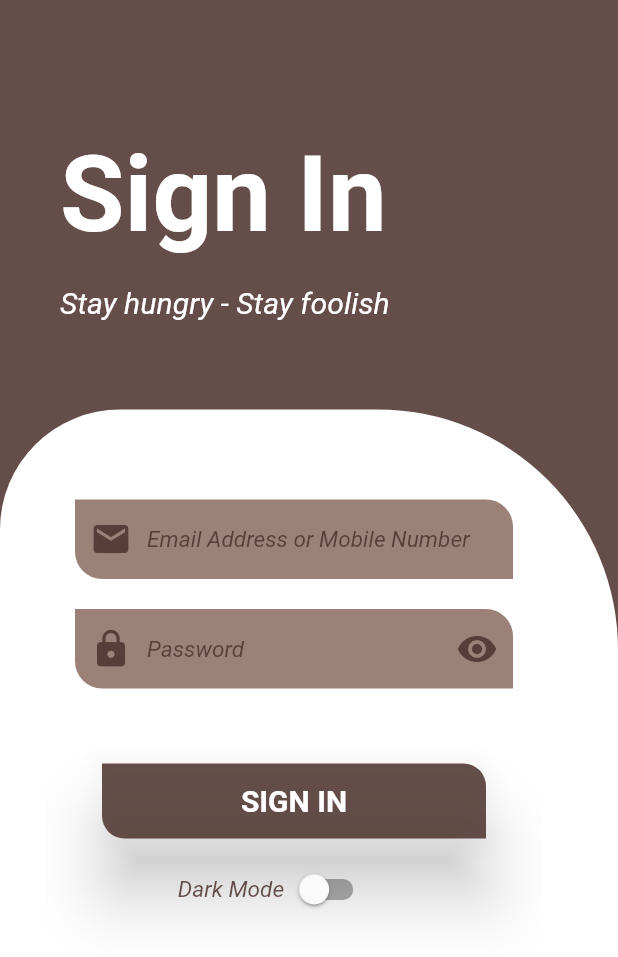
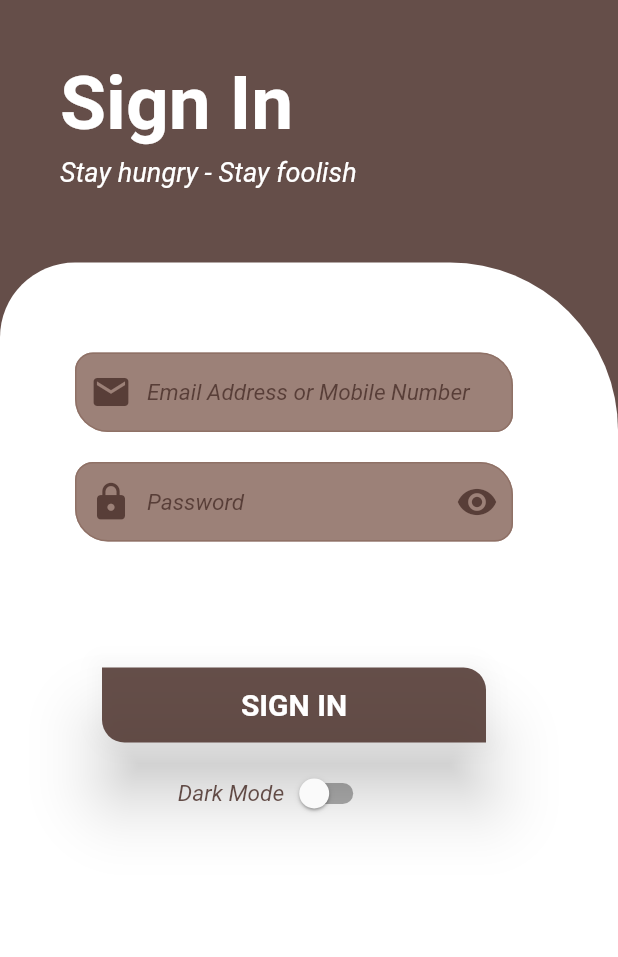
Before and after one commit to ThiemJson/Flutter_SignIn_SignUp_Page, a Flutter app: the MyApp screen opened directly, on a phone screen of 412 x 824 dp. Shown: the top 957 px of the screen. Run offline on Flutter 3.47's test engine with Material 2 defaults, Android fonts, the phone set to English and light mode, and no system bars; missing offline and left inert: dart:ffi.

Commit message:
comnit not roi chuyen sang cai prject moi

```diff
--- a/lib/SignIn.dart
+++ b/lib/SignIn.dart
@@ -1,3 +1,4 @@
+import 'dart:ffi';
 import 'dart:ui';
 import 'package:flutter/cupertino.dart';
 import 'package:flutter/material.dart';
@@ -32,12 +33,18 @@ class MyApp extends StatefulWidget {
 
 class _MyAppState extends State<MyApp> {
   static bool isSwitched = false;
+  final formKey  = GlobalKey<FormState>();
 
   static var color_1 = (isSwitched)?Color(0xFFC41A3B):Color(0xDD4E342E);
   static var color_2 = (isSwitched)?Color(0xFFFBE0E6):Color(0xDD8D6E63);
   //static var color_3 = Color(0xFF1B1F32);
   var changeMode = "Dark Mode";
 
+  var _SignIn_txt_UserName = "";
+  var _SignIn_txt_Pass = "";
+
+  final _SignIn_txt_UserName_Controller = TextEditingController();
+  final _SignIn_txt_UserPass_Controller = TextEditingController();
 
   @override
   Widget build(BuildContext context) {
@@ -57,85 +64,142 @@ class _MyAppState extends State<MyApp> {
             child: Column(
               crossAxisAlignment: CrossAxisAlignment.start,
               children: <Widget>[
-                SizedBox(height: 80,),
+                SizedBox(height: 40,),
                 Row(
                   mainAxisAlignment: MainAxisAlignment.spaceBetween,
                   children: <Widget>[
+                    Column(
+                      crossAxisAlignment: CrossAxisAlignment.start,
+                      children: <Widget>[
                         Padding(
                           padding: const EdgeInsets.only(left: 40),
-                      child: Text("Sign In", style: TextStyle(color: Colors.white, fontSize: 70, fontWeight: FontWeight.bold),),
+                          child: Text("Sign In", style: TextStyle(color: Colors.white, fontSize: 50, fontWeight: FontWeight.bold),),
                         ),
-                    Container(
-                      width: 100,
-                      height: 100,
-                      margin: EdgeInsets.only(right: 30),
-                      child: CircleImage(pathImages: 'images/ThiemAvatar.jpg',sizeOfImage: 300,),
+                        SizedBox(height: 5,),
+                        Padding(
+                          padding: const EdgeInsets.only(left: 40),
+                          child: Text("Stay hungry - Stay foolish ", style: TextStyle(color: Colors.white, fontSize: 18, fontStyle: FontStyle.italic),),
+                        ),
+                      ],
+                    ),
+                    Padding(
+                      padding: const EdgeInsets.only(right: 30),
+                      child: CircleImage(sizeOfImage: 100,pathImages: 'images/ThiemAvatar.jpg',),
                     )
                   ],
                 ),
-                SizedBox(height: 10,),
-                Padding(
-                  padding: const EdgeInsets.only(left: 40),
-                  child: Text("Stay hungry - Stay foolish ", style: TextStyle(color: Colors.white, fontSize: 20, fontStyle: FontStyle.italic),),
-                ),
-                SizedBox(height: 60,),
+
+                SizedBox(height: 50,),
                 Expanded(
                   child: Container(
                     decoration: BoxDecoration(
                       color: Colors.white,
                       borderRadius: BorderRadius.only(
-                          topRight: Radius.circular(160),
-                          topLeft: Radius.circular(80)
+                          topRight: Radius.circular(112),
+                          topLeft: Radius.circular(50),
                       )
                     ),
                       child: Padding(
                         padding: const EdgeInsets.only(left: 30.00, right: 50.00, top: 40.0, bottom: 0.0),
-                        child: SingleChildScrollView(
                         child: Column(
                           children: <Widget>[
                             Container(
                               //color: Colors.green,
-                                height: MediaQuery.of(context).size.height/1.5,
+                              height: MediaQuery.of(context).size.height/1.55,
                               width: MediaQuery.of(context).size.width,
                               padding: EdgeInsets.only(top: 20, left: 20, right: 20),
                               child: Column(
                                 children: <Widget>[
-                                    Container(
+                                  Form(
+                                    key: formKey,
+                                    child: Container(
                                       width: MediaQuery.of(context).size.width,
-                                      //height: 60,
+                                      height: 160,
                                       decoration: BoxDecoration(
-                                        color: color_2,
-                                        borderRadius: BorderRadius.only(topRight: Radius.circular(18.00), bottomLeft: Radius.circular(18.0))
+                                        //color: color_2,
+                                        borderRadius: BorderRadius.only(
+                                            topRight: Radius.circular(18.00),
+                                            bottomLeft: Radius.circular(18.0),
+                                        )
                                       ),
-                                      child: TextField(
+                                      child: Column(
+                                        children: <Widget>[
+                                          TextFormField(
+                                            controller: _SignIn_txt_UserName_Controller,
                                             cursorColor: color_1,
                                             decoration: InputDecoration(
+                                              fillColor: color_2,
+                                              filled:true,
                                               contentPadding: EdgeInsets.symmetric(vertical: 17),
-                                          border: InputBorder.none,
+                                              border: OutlineInputBorder(
+                                                  borderSide: BorderSide(color: color_2),
+                                                  borderRadius: BorderRadius.only(
+                                                    topRight: Radius.circular(22),
+                                                    topLeft: Radius.circular(12),
+                                                    bottomLeft: Radius.circular(22),
+                                                    bottomRight: Radius.circular(12),
+                                                  )
+                                              ),
                                               prefixIcon: Icon(Icons.email, color: color_1, size: 28,),
                                               hintText: 'Email Address or Mobile Number',
-                                          hintStyle: TextStyle(fontStyle: FontStyle.italic, color: color_1, fontSize: 15)
+                                              hintStyle: TextStyle(fontStyle: FontStyle.italic, color: color_1, fontSize: 15),
+                                              enabledBorder: OutlineInputBorder(
+                                                borderSide: BorderSide(color: color_2),
+                                                borderRadius: BorderRadius.only(
+                                                    topRight: Radius.circular(22),
+                                                    topLeft: Radius.circular(12),
+                                                    bottomLeft: Radius.circular(22),
+                                                    bottomRight: Radius.circular(12),
+                                                )
+                                              )
                                             ),
+                                            onSaved: (text){
+                                              setState(() {
+                                                _SignIn_txt_UserName = text;
+                                              });
+                                            },
+                                            validator: (_SignIn_txt_UserName)=>_SignIn_txt_UserName.contains('@') ?'not a valid UserName':null,
                                           ),
-                                    ),
-                                    Container(
-                                      width: MediaQuery.of(context).size.width,
-                                      //height: 60
-                                      margin: EdgeInsets.only(top: 20),
-                                      decoration: BoxDecoration(
-                                          color: color_2,
-                                          borderRadius: BorderRadius.only(topRight: Radius.circular(18.00), bottomLeft: Radius.circular(18.0))
-                                      ),
-                                      child: TextField(
+                                          SizedBox(height: 20,),
+                                          TextFormField(
+                                            controller: _SignIn_txt_UserPass_Controller,
                                             obscureText: true,
                                             cursorColor: color_1,
                                             decoration: InputDecoration(
+                                              fillColor: color_2,
+                                              filled:true,
                                               contentPadding: EdgeInsets.symmetric(vertical: 17),
-                                            border: InputBorder.none,
+                                              border: OutlineInputBorder(
+                                                  borderSide: BorderSide(color: color_2),
+                                                  borderRadius: BorderRadius.only(
+                                                    topRight: Radius.circular(22),
+                                                    topLeft: Radius.circular(12),
+                                                    bottomLeft: Radius.circular(22),
+                                                    bottomRight: Radius.circular(12),
+                                                  )
+                                              ),
                                               prefixIcon: Icon(Icons.lock, color: color_1, size: 28,),
                                               hintText: 'Password',
                                               hintStyle: TextStyle(fontStyle: FontStyle.italic, color: color_1, fontSize: 15),
-                                            suffixIcon: Icon(Icons.remove_red_eye, color: color_1, size: 28,)
+                                              suffixIcon: Icon(Icons.remove_red_eye, color: color_1, size: 28,),
+                                              enabledBorder: OutlineInputBorder(
+                                                borderSide: BorderSide(color: color_2),
+                                                borderRadius: BorderRadius.only(
+                                                  topRight: Radius.circular(22),
+                                                  topLeft: Radius.circular(12),
+                                                  bottomLeft: Radius.circular(22),
+                                                  bottomRight: Radius.circular(12),
+                                                ),
+                                              )
+                                            ),
+                                            onChanged: (text){
+                                              setState(() {
+                                                _SignIn_txt_UserName = text;
+                                              });
+                                            },
+                                            validator: (_SignIn_txt_UserName)=>_SignIn_txt_UserName.contains('@') ?'Not a valid UserName':null,
+                                          ),
+                                        ],
                                       ),
                                     ),
                                   ),
@@ -149,7 +213,11 @@ class _MyAppState extends State<MyApp> {
                                       child: RaisedButton(
                                         elevation: 20,
                                         color: color_1,
-                                          onPressed: (){},
+                                        onPressed: (){
+                                          if(formKey.currentState.validate()){
+                                            formKey.currentState.save();
+                                          }
+                                        },
                                         child: Text('SIGN IN', style: TextStyle(color: Colors.white, fontWeight: FontWeight.bold, fontSize: 20),),
                                         shape: RoundedRectangleBorder(
                                             borderRadius: BorderRadius.only(
@@ -195,7 +263,6 @@ class _MyAppState extends State<MyApp> {
                         ),
                       ),
                   ),
-                  ),
                 )
               ],
             ),
--- /dev/null
+++ b/lib/categories_page.dart
@@ -0,0 +1,40 @@
+import 'package:flutter/material.dart';
+import 'package:flutter_sigin_signup/fake_data.dart';
+import 'package:flutter_sigin_signup/models/category_item.dart';
+
+class CategoriesPage extends StatelessWidget {
+  @override
+  Widget build(BuildContext context) {
+    return MaterialApp(
+      title: 'Category',
+      theme: ThemeData(
+        primaryColor: Color(0xFFC41A3B),
+        primaryColorLight: Color(0xFFFBE0E6),
+        accentColor: Color(0xFF1B1F32),
+      ),
+      home: Scaffold(
+        body: MyApp(),
+      ),
+    );
+  }
+}
+
+class MyApp extends StatefulWidget {
+  @override
+  _MyAppState createState() => _MyAppState();
+}
+
+class _MyAppState extends State<MyApp> {
+  @override
+  Widget build(BuildContext context) {
+    return GridView(
+      children: FAKE_CATEORIES.map((eachCategory) =>CategoryItem(category: eachCategory)).toList(),
+      gridDelegate: SliverGridDelegateWithMaxCrossAxisExtent(
+          maxCrossAxisExtent: 300,
+          childAspectRatio: 3/2,
+          crossAxisSpacing: 10,
+          mainAxisSpacing: 10
+      ),
+    );
+  }
+}
--- /dev/null
+++ b/lib/fake_data.dart
@@ -0,0 +1,8 @@
+import './models/category.dart';
+import 'package:flutter/material.dart';
+
+const FAKE_CATEORIES = const [
+  Category(id: 1, content: "Japanes Foods", color: Colors.green),
+  Category(id: 2, content: "Pizza", color: Colors.blue),
+  Category(id: 3, content: "Humberger", color: Colors.amber),
+];
--- a/lib/main.dart
+++ b/lib/main.dart
@@ -1,5 +1,5 @@
 import 'package:flutter/material.dart';
 import 'SignIn.dart';
 import 'SignUp.dart';
-
-void main()=>runApp(SignUp());
+import 'categories_page.dart';
+void main()=>runApp(CategoriesPage());
--- /dev/null
+++ b/lib/models/category.dart
@@ -0,0 +1,10 @@
+import 'package:flutter/material.dart';
+
+class Category{
+  final int id;
+  final String content;
+  final Color color;
+  const Category({
+  @required this.id,@required this.content,this.color
+  });
+}
```
Also changed, not shown: lib/SignUp.dart (+83 -87 lines), lib/models/category_item.dart (added, +11 -0 lines). Lines whose indentation alone changed are shown as unchanged.
